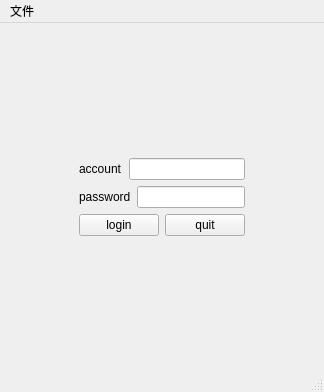
This is Q1_login_widget/mainwindow.ui in ZEEN-JI/Qt_learningRecord as Qt 5 draws it before an edit. The edited form follows.
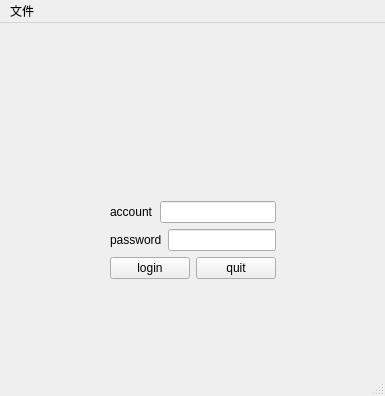
This is the edited form. Icons and pictures are not drawn. Custom widgets are drawn as their Qt base class.

```diff
--- a/Q1_login_widget/mainwindow.ui
+++ b/Q1_login_widget/mainwindow.ui
@@ -6,29 +6,80 @@
    <rect>
     <x>0</x>
     <y>0</y>
-    <width>324</width>
-    <height>392</height>
+    <width>385</width>
+    <height>396</height>
    </rect>
   </property>
   <property name="windowTitle">
    <string>MainWindow</string>
   </property>
   <widget class="QWidget" name="centralwidget">
-   <layout class="QGridLayout" name="gridLayout_2">
+   <layout class="QGridLayout" name="gridLayout">
     <item row="0" column="0">
+     <layout class="QVBoxLayout" name="verticalLayout_2">
+      <item>
      <spacer name="verticalSpacer">
       <property name="orientation">
        <enum>Qt::Vertical</enum>
       </property>
       <property name="sizeHint" stdset="0">
        <size>
-        <width>20</width>
-        <height>112</height>
+          <width>68</width>
+          <height>38</height>
        </size>
       </property>
      </spacer>
     </item>
-    <item row="1" column="0">
+      <item>
+       <layout class="QHBoxLayout" name="horizontalLayout_5">
+        <item>
+         <spacer name="horizontalSpacer_3">
+          <property name="orientation">
+           <enum>Qt::Horizontal</enum>
+          </property>
+          <property name="sizeHint" stdset="0">
+           <size>
+            <width>40</width>
+            <height>20</height>
+           </size>
+          </property>
+         </spacer>
+        </item>
+        <item>
+         <widget class="QLabel" name="ubc_label">
+          <property name="maximumSize">
+           <size>
+            <width>120</width>
+            <height>120</height>
+           </size>
+          </property>
+          <property name="text">
+           <string/>
+          </property>
+          <property name="pixmap">
+           <pixmap>images_title.png</pixmap>
+          </property>
+          <property name="scaledContents">
+           <bool>true</bool>
+          </property>
+         </widget>
+        </item>
+        <item>
+         <spacer name="horizontalSpacer_4">
+          <property name="orientation">
+           <enum>Qt::Horizontal</enum>
+          </property>
+          <property name="sizeHint" stdset="0">
+           <size>
+            <width>40</width>
+            <height>20</height>
+           </size>
+          </property>
+         </spacer>
+        </item>
+       </layout>
+      </item>
+      <item>
      <layout class="QHBoxLayout" name="horizontalLayout_4">
       <item>
        <spacer name="horizontalSpacer">
@@ -37,28 +88,13 @@
         </property>
         <property name="sizeHint" stdset="0">
          <size>
-          <width>88</width>
-          <height>17</height>
-         </size>
-        </property>
-       </spacer>
-      </item>
-      <item>
-       <spacer name="horizontalSpacer_3">
-        <property name="orientation">
-         <enum>Qt::Horizontal</enum>
-        </property>
-        <property name="sizeHint" stdset="0">
-         <size>
-          <width>48</width>
+            <width>40</width>
           <height>20</height>
          </size>
         </property>
        </spacer>
       </item>
       <item>
-       <layout class="QGridLayout" name="gridLayout">
-        <item row="0" column="0">
          <layout class="QVBoxLayout" name="verticalLayout">
           <item>
            <layout class="QHBoxLayout" name="horizontalLayout">
@@ -88,9 +124,7 @@
             </item>
            </layout>
           </item>
-         </layout>
-        </item>
-        <item row="1" column="0">
+          <item>
          <layout class="QHBoxLayout" name="horizontalLayout_3">
           <item>
            <widget class="QPushButton" name="btn_login">
@@ -108,20 +142,23 @@
           </item>
          </layout>
         </item>
-       </layout>
-      </item>
       <item>
-       <spacer name="horizontalSpacer_4">
-        <property name="orientation">
-         <enum>Qt::Horizontal</enum>
-        </property>
-        <property name="sizeHint" stdset="0">
+           <widget class="SmallWidget" name="widget" native="true">
+            <property name="minimumSize">
+             <size>
+              <width>0</width>
+              <height>30</height>
+             </size>
+            </property>
+            <property name="baseSize">
          <size>
-          <width>58</width>
-          <height>20</height>
-         </size>
-        </property>
-       </spacer>
+              <width>1000</width>
+              <height>200</height>
+             </size>
+            </property>
+           </widget>
+          </item>
+         </layout>
       </item>
       <item>
        <spacer name="horizontalSpacer_2">
@@ -130,26 +167,31 @@
         </property>
         <property name="sizeHint" stdset="0">
          <size>
-          <width>78</width>
-          <height>17</height>
+            <width>40</width>
+            <height>20</height>
          </size>
         </property>
        </spacer>
       </item>
      </layout>
     </item>
-    <item row="2" column="0">
+      <item>
      <spacer name="verticalSpacer_2">
       <property name="orientation">
        <enum>Qt::Vertical</enum>
       </property>
+        <property name="sizeType">
+         <enum>QSizePolicy::Fixed</enum>
+        </property>
       <property name="sizeHint" stdset="0">
        <size>
-        <width>20</width>
-        <height>112</height>
+          <width>88</width>
+          <height>50</height>
        </size>
       </property>
      </spacer>
+      </item>
+     </layout>
     </item>
    </layout>
   </widget>
@@ -158,7 +200,7 @@
     <rect>
      <x>0</x>
      <y>0</y>
-     <width>324</width>
+     <width>385</width>
      <height>23</height>
     </rect>
    </property>
@@ -183,6 +225,14 @@
    </property>
   </action>
  </widget>
+ <customwidgets>
+  <customwidget>
+   <class>SmallWidget</class>
+   <extends>QWidget</extends>
+   <header location="global">smallwidget.h</header>
+   <container>1</container>
+  </customwidget>
+ </customwidgets>
  <tabstops>
   <tabstop>line_acc</tabstop>
   <tabstop>line_passwd</tabstop>
```
Left out of the diff: 1 changed line with no effect on the pictures. Lines whose indentation alone changed are shown as unchanged.
